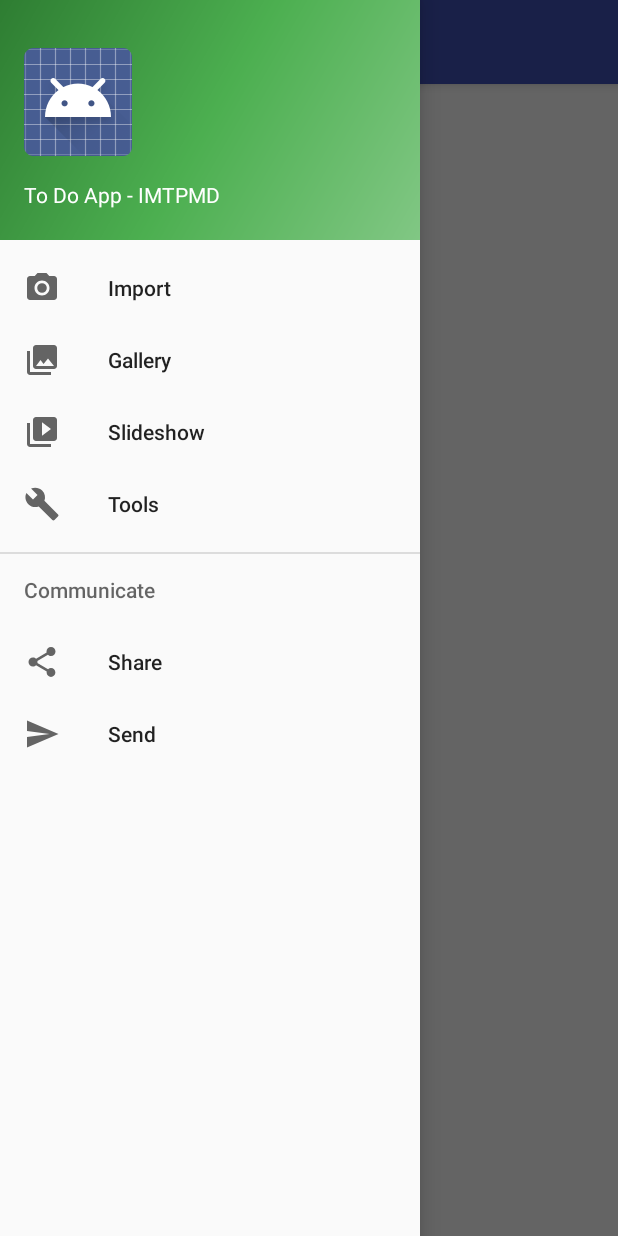
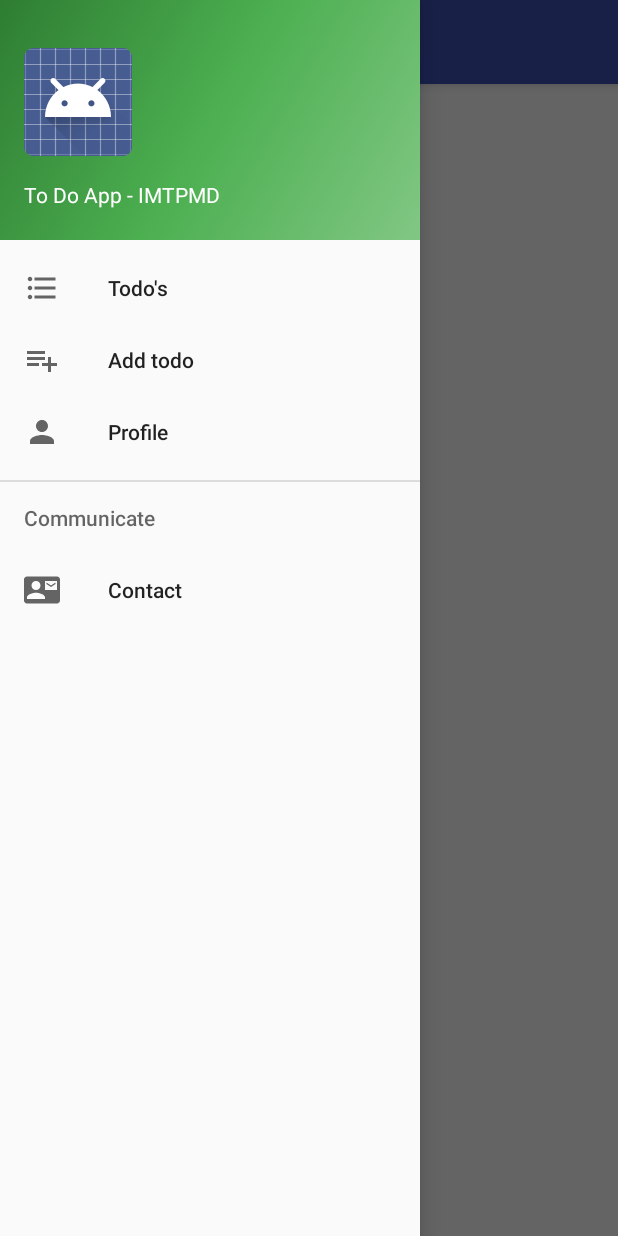
Before and after one commit to sembo199/todos-android-app, an Android app: the TodoMainActivity screen opened directly, with no data from a screen before it, with the side drawer open, on a phone screen of 412 x 824 dp. Run offline under Robolectric (Android 15) with nearby library versions, the phone set to English and light mode, and no system bars; our stand-ins replace Volley; network calls fail; 2 statements that could not run were skipped.

Commit message:
drawer icons

```diff
--- a/ToDoApp/app/src/main/java/nl/semekkelboom/todoapp/RegisterActivity.java
+++ b/ToDoApp/app/src/main/java/nl/semekkelboom/todoapp/RegisterActivity.java
@@ -38,7 +38,7 @@ public class RegisterActivity extends AppCompatActivity {
 
         bRegister.setOnClickListener(new View.OnClickListener() {
             public void onClick(View v) {
-                Log.d("Onclick:", "HIJ DOET MAAR WAT -------------");
+                Log.d("Onclick:", "Register -------------");
                 final String URL = "https://peaceful-scrubland-20759.herokuapp.com/users";
                 HashMap<String, String> params = new HashMap<String, String>();
                 params.put("email", etEmail.getText().toString());
--- a/ToDoApp/app/src/main/java/nl/semekkelboom/todoapp/TodoMainActivity.java
+++ b/ToDoApp/app/src/main/java/nl/semekkelboom/todoapp/TodoMainActivity.java
@@ -169,11 +169,7 @@ public class TodoMainActivity extends AppCompatActivity
 
         } else if (id == R.id.nav_slideshow) {
 
-        } else if (id == R.id.nav_manage) {
-
-        } else if (id == R.id.nav_share) {
-
-        } else if (id == R.id.nav_send) {
+        }  else if (id == R.id.nav_share) {
 
         }
 
--- /dev/null
+++ b/ToDoApp/app/src/main/res/drawable/ic_contact_mail_black_24px.xml
@@ -0,0 +1,9 @@
+<vector xmlns:android="http://schemas.android.com/apk/res/android"
+        android:width="24dp"
+        android:height="24dp"
+        android:viewportWidth="24.0"
+        android:viewportHeight="24.0">
+    <path
+        android:pathData="M21,8L21,7l-3,2 -3,-2v1l3,2 3,-2zM22,3L2,3C0.9,3 0,3.9 0,5v14c0,1.1 0.9,2 2,2h20c1.1,0 1.99,-0.9 1.99,-2L24,5c0,-1.1 -0.9,-2 -2,-2zM8,6c1.66,0 3,1.34 3,3s-1.34,3 -3,3 -3,-1.34 -3,-3 1.34,-3 3,-3zM14,18L2,18v-1c0,-2 4,-3.1 6,-3.1s6,1.1 6,3.1v1zM22,12h-8L14,6h8v6z"
+        android:fillColor="#000000"/>
+</vector>
--- /dev/null
+++ b/ToDoApp/app/src/main/res/drawable/ic_format_list_bulleted_black_24px.xml
@@ -0,0 +1,9 @@
+<vector xmlns:android="http://schemas.android.com/apk/res/android"
+        android:width="24dp"
+        android:height="24dp"
+        android:viewportWidth="24.0"
+        android:viewportHeight="24.0">
+    <path
+        android:pathData="M4,10.5c-0.83,0 -1.5,0.67 -1.5,1.5s0.67,1.5 1.5,1.5 1.5,-0.67 1.5,-1.5 -0.67,-1.5 -1.5,-1.5zM4,4.5c-0.83,0 -1.5,0.67 -1.5,1.5S3.17,7.5 4,7.5 5.5,6.83 5.5,6 4.83,4.5 4,4.5zM4,16.5c-0.83,0 -1.5,0.68 -1.5,1.5s0.68,1.5 1.5,1.5 1.5,-0.68 1.5,-1.5 -0.67,-1.5 -1.5,-1.5zM7,19h14v-2L7,17v2zM7,13h14v-2L7,11v2zM7,5v2h14L21,5L7,5z"
+        android:fillColor="#000000"/>
+</vector>
--- /dev/null
+++ b/ToDoApp/app/src/main/res/drawable/ic_person_black_24px.xml
@@ -0,0 +1,9 @@
+<vector xmlns:android="http://schemas.android.com/apk/res/android"
+        android:width="24dp"
+        android:height="24dp"
+        android:viewportWidth="24.0"
+        android:viewportHeight="24.0">
+    <path
+        android:pathData="M12,12c2.21,0 4,-1.79 4,-4s-1.79,-4 -4,-4 -4,1.79 -4,4 1.79,4 4,4zM12,14c-2.67,0 -8,1.34 -8,4v2h16v-2c0,-2.66 -5.33,-4 -8,-4z"
+        android:fillColor="#000000"/>
+</vector>
--- /dev/null
+++ b/ToDoApp/app/src/main/res/drawable/ic_playlist_add_black_24px.xml
@@ -0,0 +1,9 @@
+<vector xmlns:android="http://schemas.android.com/apk/res/android"
+        android:width="24dp"
+        android:height="24dp"
+        android:viewportWidth="24.0"
+        android:viewportHeight="24.0">
+    <path
+        android:pathData="M14,10L2,10v2h12v-2zM14,6L2,6v2h12L14,6zM18,14v-4h-2v4h-4v2h4v4h2v-4h4v-2h-4zM2,16h8v-2L2,14v2z"
+        android:fillColor="#000000"/>
+</vector>
--- a/ToDoApp/app/src/main/res/menu/activity_todo_main_drawer.xml
+++ b/ToDoApp/app/src/main/res/menu/activity_todo_main_drawer.xml
@@ -4,32 +4,24 @@
     <group android:checkableBehavior="single">
         <item
             android:id="@+id/nav_camera"
-            android:icon="@drawable/ic_menu_camera"
-            android:title="Import" />
+            android:icon="@drawable/ic_format_list_bulleted_black_24px"
+            android:title="Todo's" />
         <item
             android:id="@+id/nav_gallery"
-            android:icon="@drawable/ic_menu_gallery"
-            android:title="Gallery" />
+            android:icon="@drawable/ic_playlist_add_black_24px"
+            android:title="Add todo" />
         <item
             android:id="@+id/nav_slideshow"
-            android:icon="@drawable/ic_menu_slideshow"
-            android:title="Slideshow" />
-        <item
-            android:id="@+id/nav_manage"
-            android:icon="@drawable/ic_menu_manage"
-            android:title="Tools" />
+            android:icon="@drawable/ic_person_black_24px"
+            android:title="Profile" />
     </group>
 
     <item android:title="Communicate">
         <menu>
             <item
                 android:id="@+id/nav_share"
-                android:icon="@drawable/ic_menu_share"
-                android:title="Share" />
-            <item
-                android:id="@+id/nav_send"
-                android:icon="@drawable/ic_menu_send"
-                android:title="Send" />
+                android:icon="@drawable/ic_contact_mail_black_24px"
+                android:title="Contact" />
         </menu>
     </item>
 
```
